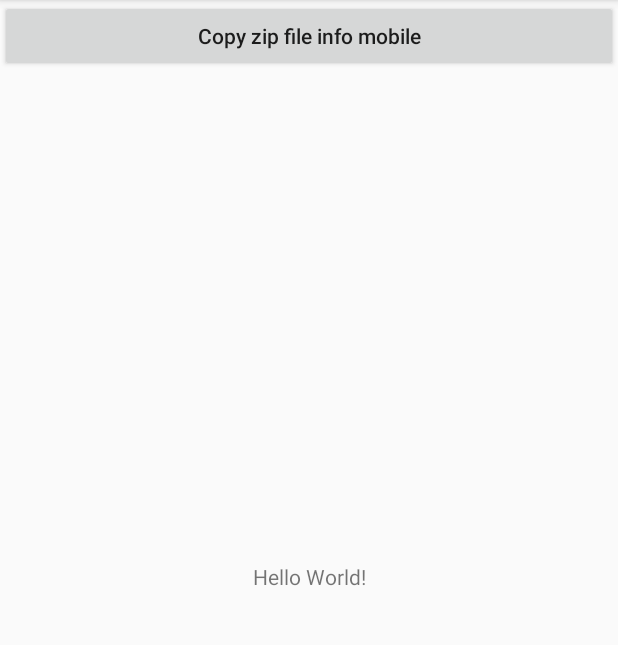
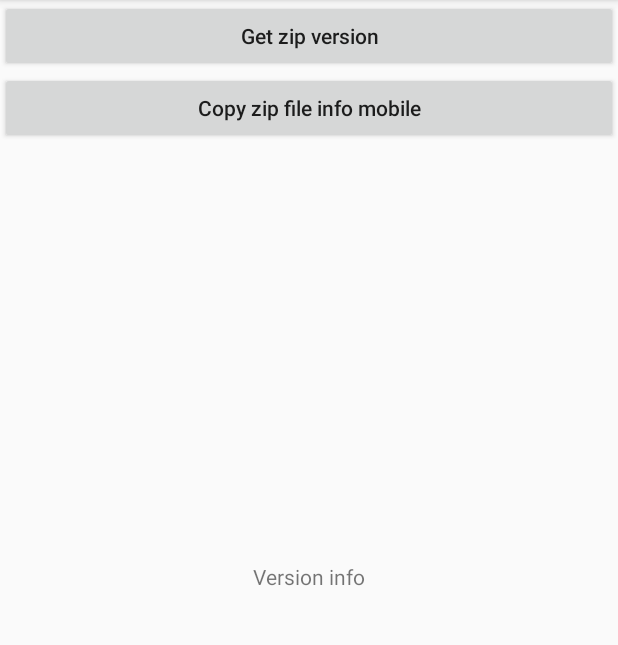
Before and after one commit to Joey780606/002ZipTest, an Android app: the screen it shows after launch (MainActivity), on a phone screen of 412 x 824 dp, the part 84-729 px from its top. Run offline under Robolectric (Android 15) with nearby library versions, the phone set to English and light mode, and no system bars.

Commit message:
Add get file version function
1. What issue?
Join get file version function

2. Why?
This function will help me the check whether file really need update.

3. How to do?
Join necessary UI, file, and login file.

Author: Joey

```diff
--- a/app/src/main/java/com/home/ziptest/MainActivity.java
+++ b/app/src/main/java/com/home/ziptest/MainActivity.java
@@ -32,6 +32,7 @@ import android.os.Bundle;
 import android.util.Log;
 import android.view.View;
 import android.widget.Button;
+import android.widget.TextView;
 import android.widget.Toast;
 
 import com.home.ziptest.contract.MainActivityContract;
@@ -41,7 +42,8 @@ public class MainActivity extends AppCompatActivity implements MainActivityContr
     private static final String TAG = MainActivity.class.getSimpleName();
     private MainActivityContract.Presenter presenter;
 
-    private Button mbtnCopyZipFile;
+    private Button mbtnCopyZipFile, mbtnZipVersion;
+    private TextView mtvVer;
     private boolean iWork = false;
     private static final int PERMISSIONS_WRITE_EXTERNAL_STORAGE = 100;
     private int mCheckBLEPermission = 0;
@@ -57,9 +59,13 @@ public class MainActivity extends AppCompatActivity implements MainActivityContr
 
     @Override
     public void init() {
+        mbtnZipVersion = (Button) findViewById(R.id.btnZipVersion);
         mbtnCopyZipFile = (Button) findViewById(R.id.btnCopyZipFile);
+        mtvVer = (TextView) findViewById(R.id.tvVer);
 
+        mbtnZipVersion.setOnClickListener(new BtnZipVersionOnClickListener());
         mbtnCopyZipFile.setOnClickListener(new BtnCopyZipFileOnClickListener());
+
     }
 
     @Override
@@ -77,11 +83,23 @@ public class MainActivity extends AppCompatActivity implements MainActivityContr
 
     }
 
+    @Override
+    public void showVer(String version) {
+        mtvVer.setText(version);
+    }
+
     private class BtnCopyZipFileOnClickListener implements android.view.View.OnClickListener {    // Important, implements parts
         @Override
         public void onClick(View view) {
-            presenter.copyFileToMobile("Mastrad_probe_ota_firmware_v3.00.zip");
+            presenter.copyFileToMobile("JoeyTest_R_v3.00.zip");
 
+        }
+    }
+
+    private class BtnZipVersionOnClickListener implements  android.view.View.OnClickListener {
+        @Override
+        public void onClick(View v) {
+            presenter.getFileVersion();
         }
     }
 
--- a/app/src/main/java/com/home/ziptest/contract/MainActivityContract.java
+++ b/app/src/main/java/com/home/ziptest/contract/MainActivityContract.java
@@ -4,10 +4,12 @@ public interface MainActivityContract {
     interface View {
         void init();
         void checkPermission();
+        void showVer(String version);
     }
 
     interface Presenter {
         void init();
         void copyFileToMobile(String filename);
+        void getFileVersion();
     }
 }
--- a/app/src/main/res/layout/activity_main.xml
+++ b/app/src/main/res/layout/activity_main.xml
@@ -7,9 +7,10 @@
     tools:context=".MainActivity">
 
     <TextView
+        android:id="@+id/tvVer"
         android:layout_width="wrap_content"
         android:layout_height="wrap_content"
-        android:text="Hello World!"
+        android:text="Version info"
         app:layout_constraintBottom_toBottomOf="parent"
         app:layout_constraintLeft_toLeftOf="parent"
         app:layout_constraintRight_toRightOf="parent"
@@ -23,6 +24,16 @@
         android:textAllCaps="false"
         app:layout_constraintEnd_toEndOf="parent"
         app:layout_constraintStart_toStartOf="parent"
+        app:layout_constraintTop_toBottomOf="@+id/btnZipVersion" />
+
+    <Button
+        android:id="@+id/btnZipVersion"
+        android:layout_width="0dp"
+        android:layout_height="wrap_content"
+        android:text="Get zip version"
+        android:textAllCaps="false"
+        app:layout_constraintEnd_toEndOf="parent"
+        app:layout_constraintStart_toStartOf="parent"
         app:layout_constraintTop_toTopOf="parent" />
 
 </androidx.constraintlayout.widget.ConstraintLayout>
```
Also changed, not shown: app/src/main/java/com/home/ziptest/presenter/MainActivityPresenter.java (+55 -0 lines), 3 other files.
